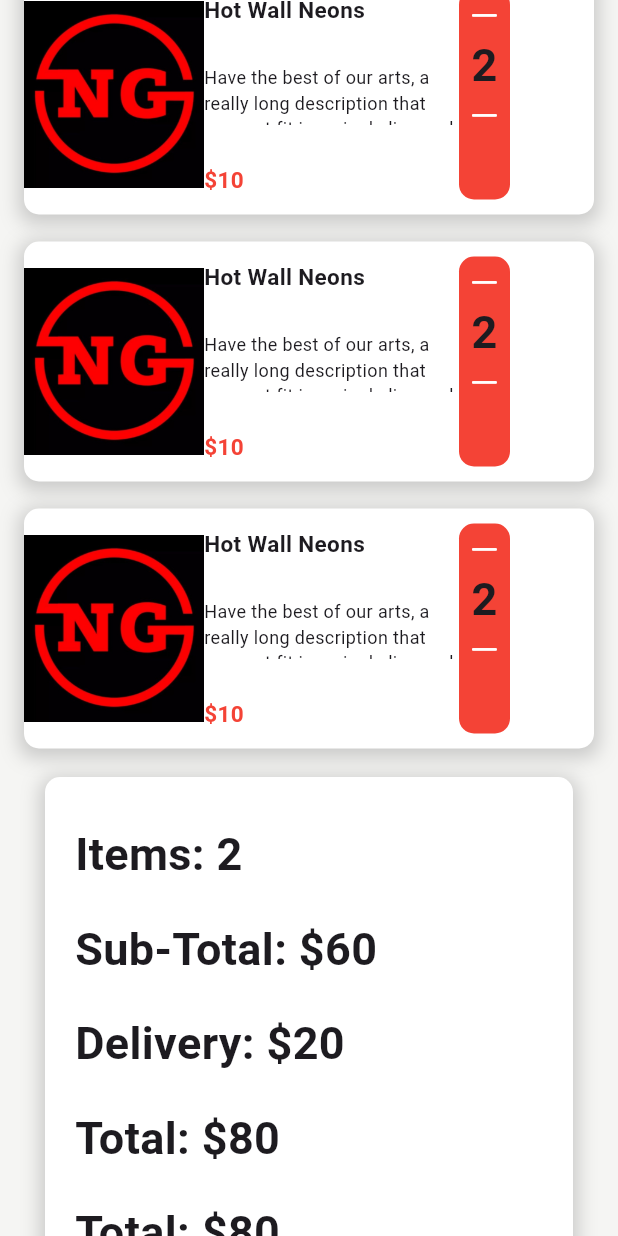
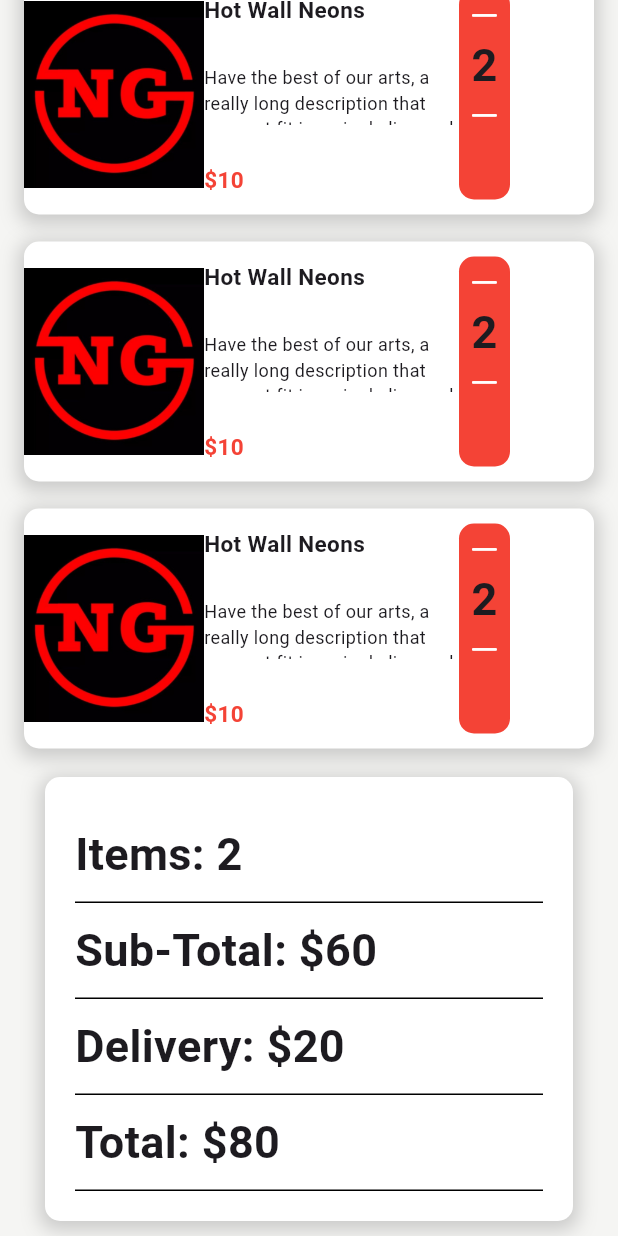
Before and after one commit to Katchietsnouva/family_health_app, a Flutter app: the CartPage screen opened by its route, scrolled down 1415 dp, on a phone screen of 412 x 824 dp. Run offline on Flutter 3.47's test engine with Material 3 defaults, Android fonts, the phone set to English and light mode, and no system bars; our stand-ins replace flutter_rating_bar.

Commit message:
commit 0.79

```diff
--- a/lib/Pages/CartPage.dart
+++ b/lib/Pages/CartPage.dart
@@ -185,11 +185,12 @@ class CartPage extends StatelessWidget {
                                     fontSize: 30,
                                     ),
                                   ),
-                                  Divider(
-                                    color: Colors.black,
-                                  )
                                 ],
                               ),
+                            ),
+                            Container(
+                              height: 1, // Adjust the height of the line as needed
+                              color: Colors.black,
                             ),
 
 
@@ -215,11 +216,12 @@ class CartPage extends StatelessWidget {
                                     fontSize: 30,
                                     ),
                                   ),
-                                  Divider(
-                                    color: Colors.black,
-                                  )
                                 ],
                               ),
+                            ),
+                            Container(
+                              height: 1, // Adjust the height of the line as needed
+                              color: Colors.black,
                             ),
 
 
@@ -245,11 +247,12 @@ class CartPage extends StatelessWidget {
                                     fontSize: 30,
                                     ),
                                   ),
-                                  Divider(
-                                    color: Colors.black,
-                                  )
                                 ],
                               ),
+                            ),
+                            Container(
+                              height: 1, // Adjust the height of the line as needed
+                              color: Colors.black,
                             ),
 
 
@@ -274,34 +277,6 @@ class CartPage extends StatelessWidget {
                                     style: TextStyle(
                                     fontWeight: FontWeight.bold,
                                     fontSize: 30,
-                                    ),
-                                  ),
-                                  Divider(
-                                    color: Colors.black,
-                                  )
-                                ],
-                              ),
-                            ),
-
-                            // GRAND TOTAL
-                            Padding(
-                              padding: EdgeInsets.symmetric(
-                                vertical: 10,
-                              ),
-                              child: Row(
-                                children: [
-                                  Text(
-                                    "Total: ",
-                                    style: TextStyle(
-                                      fontWeight: FontWeight.bold,
-                                      fontSize: 30,
-                                    ),
-                                  ),
-                                  Text(
-                                    "\$80",
-                                    style: TextStyle(
-                                      fontWeight: FontWeight.bold,
-                                      fontSize: 30,
                                     ),
                                   ),
                                 ],
```
